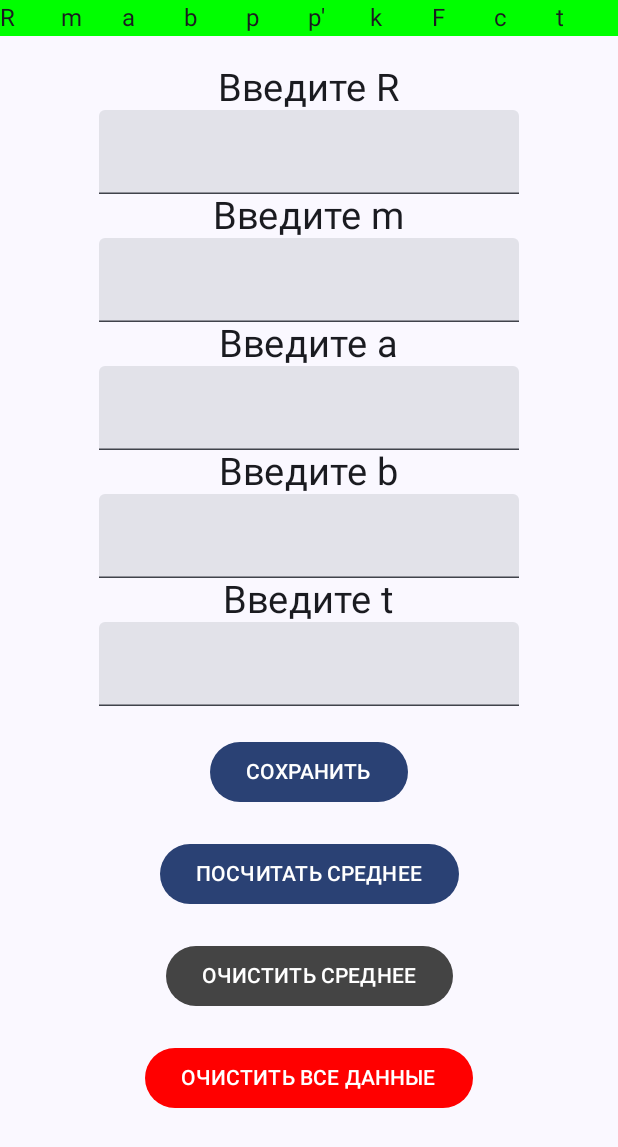
After one commit to RimmaMixeeva/physics, an Android app built with Jetpack Compose: the composable thirdScreen shown on its own in the app's theme, on a phone screen of 412 x 824 dp. The commit adds this screen. Shown: the top 1147 px of the screen. Run offline under Robolectric (Android 15) with nearby library versions, the phone set to English and light mode, and no system bars.

Commit message:
part2 +part3

```diff
--- a/app/src/main/java/com/example/phisica/calculations/Case1Calculations.kt
+++ b/app/src/main/java/com/example/phisica/calculations/Case1Calculations.kt
@@ -18,7 +18,7 @@ fun Case1Calculations (m: Double, length: Double, alpha: Double, betta: Double?)
     val u = v1 / 2
 
     if (betta == null){//на случай, если угол надо рассчитать
-    betta = Acos(1 - (u*u)/(2*g*length))
+        betta = Acos(1 - (u*u)/(2*g*length))
     }
 
     // Импульс после удара p' = 2m * v'
--- a/app/src/main/java/com/example/phisica/defaultData/DefaultData.kt
+++ b/app/src/main/java/com/example/phisica/defaultData/DefaultData.kt
@@ -10,5 +10,7 @@ class DefaultData {
         var firstData2 = arrayListOf<Double>(0.035, 0.421, 9.50, 4.50)
         var firstData3 = arrayListOf<Double>(0.035, 0.419, 9.50, 4.75)
         var firstHeader = arrayListOf<String>("m", "l", "a", "b", "p", "p\'")
+        var secondHeader = arrayListOf<String>("m1", "m2", "l", "a", "b1", "b2", "p", "p\'", "k")
+        var thirdHeader = arrayListOf<String>("R", "m", "a", "b", "p", "p\'", "k", "F", "c", "t")
     }
 }
--- /dev/null
+++ b/app/src/main/java/com/example/phisica/screens/thirdScreen.kt
@@ -0,0 +1,177 @@
+package com.example.phisica.screens
+
+import android.app.Activity
+import android.widget.Toast
+import androidx.compose.foundation.background
+import androidx.compose.foundation.layout.Column
+import androidx.compose.foundation.layout.Row
+import androidx.compose.foundation.layout.Spacer
+import androidx.compose.foundation.layout.height
+import androidx.compose.foundation.layout.padding
+import androidx.compose.foundation.rememberScrollState
+import androidx.compose.foundation.verticalScroll
+import androidx.compose.material3.Button
+import androidx.compose.material3.ButtonDefaults
+import androidx.compose.material3.ExperimentalMaterial3Api
+import androidx.compose.material3.Text
+import androidx.compose.material3.TextField
+import androidx.compose.runtime.Composable
+import androidx.compose.runtime.getValue
+import androidx.compose.runtime.mutableStateOf
+import androidx.compose.runtime.remember
+import androidx.compose.runtime.setValue
+import androidx.compose.ui.Alignment
+import androidx.compose.ui.Modifier
+import androidx.compose.ui.graphics.Color
+import androidx.compose.ui.unit.dp
+import androidx.compose.ui.unit.sp
+import com.example.phisica.DrawTable
+import com.example.phisica.calculations.Case2Calculations
+import com.example.phisica.calculations.Case3Calculations
+import com.example.phisica.defaultData.DefaultData
+import com.example.phisica.functionalHelp.countAverage
+import java.lang.Exception
+
+@OptIn(ExperimentalMaterial3Api::class)
+@Composable
+fun thirdScreen(activity: Activity){
+    var info by remember { mutableStateOf(arrayListOf<Map<String, Double>>()) }
+    var hasAverage by remember { mutableStateOf(false) }
+    Column(
+        horizontalAlignment = Alignment.CenterHorizontally,
+        modifier = Modifier.verticalScroll(
+            rememberScrollState()
+        )
+    ) {
+        Row() {
+            DefaultData.thirdHeader.forEach { value ->
+                Text(
+                    text = value, modifier = Modifier
+                        .weight(1f)
+                        .background(Color.Green)
+                )
+            }
+        }
+        DrawTable(info = info, hasAverage)
+
+        var m by remember {
+            mutableStateOf("")
+        }
+        var r by remember {
+            mutableStateOf("")
+        }
+        var a by remember {
+            mutableStateOf("")
+        }
+        var b by remember {
+            mutableStateOf("")
+        }
+        var t by remember {
+            mutableStateOf("")
+        }
+
+        Spacer(modifier = Modifier.height(20.dp))
+        Text(text = "Введите R", fontSize = 25.sp)
+        TextField(
+            value = r,
+            onValueChange = { newValue -> r = newValue })
+        Text(text = "Введите m", fontSize = 25.sp)
+        TextField(
+            value = m,
+            onValueChange = { newValue -> m = newValue })
+        Text(text = "Введите a", fontSize = 25.sp)
+        TextField(
+            value = a,
+            onValueChange = { newValue -> a = newValue })
+        Text(text = "Введите b", fontSize = 25.sp)
+        TextField(
+            value = b,
+            onValueChange = { newValue -> b = newValue })
+        Text(text = "Введите t", fontSize = 25.sp)
+        TextField(
+            value = t,
+            onValueChange = { newValue -> t = newValue })
+        Button(
+            onClick = {
+                try {
+                    if (!hasAverage) {
+                        info.add(
+                            Case3Calculations(
+                                m.toDouble(),
+                                r.toDouble(),
+                                a.toDouble(),
+                                b.toDouble(),
+                                t.toDouble(),
+                            )
+                        )
+                    } else {
+                        Toast.makeText(
+                            activity,
+                            "Очистите среднее",
+                            Toast.LENGTH_SHORT
+                        ).show()
+                    }
+                } catch (e: Exception) {
+                } finally {
+                    r = ""
+                    m = ""
+                    a = ""
+                    b = ""
+                    t = ""
+                }
+            },
+            modifier = Modifier.padding(top = 20.dp)
+        ) {
+            Text(text = "СОХРАНИТЬ")
+        }
+        Button(
+            onClick = {
+                if (!hasAverage){
+                    var lstWithAverage = countAverage(info)
+                    info = ArrayList(info).apply {
+                        add(
+                            Case3Calculations(
+                                lstWithAverage["m"] ?: 0.0,
+                                lstWithAverage["r"] ?: 0.0,
+                                lstWithAverage["a"] ?: 0.0,
+                                lstWithAverage["b"] ?: 0.0,
+                                lstWithAverage["t"] ?: 0.0,
+                            )
+                        )
+                    }
+                    hasAverage = true
+                }
+            },
+            modifier = Modifier.padding(top = 20.dp)
+        ) {
+            Text(text = "ПОСЧИТАТЬ СРЕДНЕЕ")
+        }
+        Button(
+            onClick = {
+                if (hasAverage) {
+                    //deleting average row
+                    info = arrayListOf(*info.dropLast(1).toTypedArray())
+                    hasAverage = false
+                }
+            },
+            modifier = Modifier.padding(top = 20.dp),
+            colors = ButtonDefaults.buttonColors(Color.DarkGray)
+        ) {
+            Text(text = "ОЧИСТИТЬ СРЕДНЕЕ")
+        }
+        Button(
+            onClick = {
+                info = arrayListOf()
+                r = ""
+                m = ""
+                a = ""
+                b = ""
+                t = ""
+            },
+            modifier = Modifier.padding(top = 20.dp),
+            colors = ButtonDefaults.buttonColors(Color.Red)
+        ) {
+            Text(text = "ОЧИСТИТЬ ВСЕ ДАННЫЕ")
+        }
+    }
+}
--- a/gradle.properties
+++ b/gradle.properties
@@ -21,3 +21,4 @@ kotlin.code.style=official
 # resources declared in the library itself and none from the library's dependencies,
 # thereby reducing the size of the R class for that library
 android.nonTransitiveRClass=true
+android.overridePathCheck=true
```
Also changed, not shown: app/src/main/java/com/example/phisica/MainActivity.kt (+5 -5 lines), app/src/main/java/com/example/phisica/calculations/Case2Calculations.kt (added, +37 -0 lines), app/src/main/java/com/example/phisica/calculations/Case3Calculations.kt (added, +38 -0 lines), app/src/main/java/com/example/phisica/screens/secondScreen.kt (added, +188 -0 lines).
